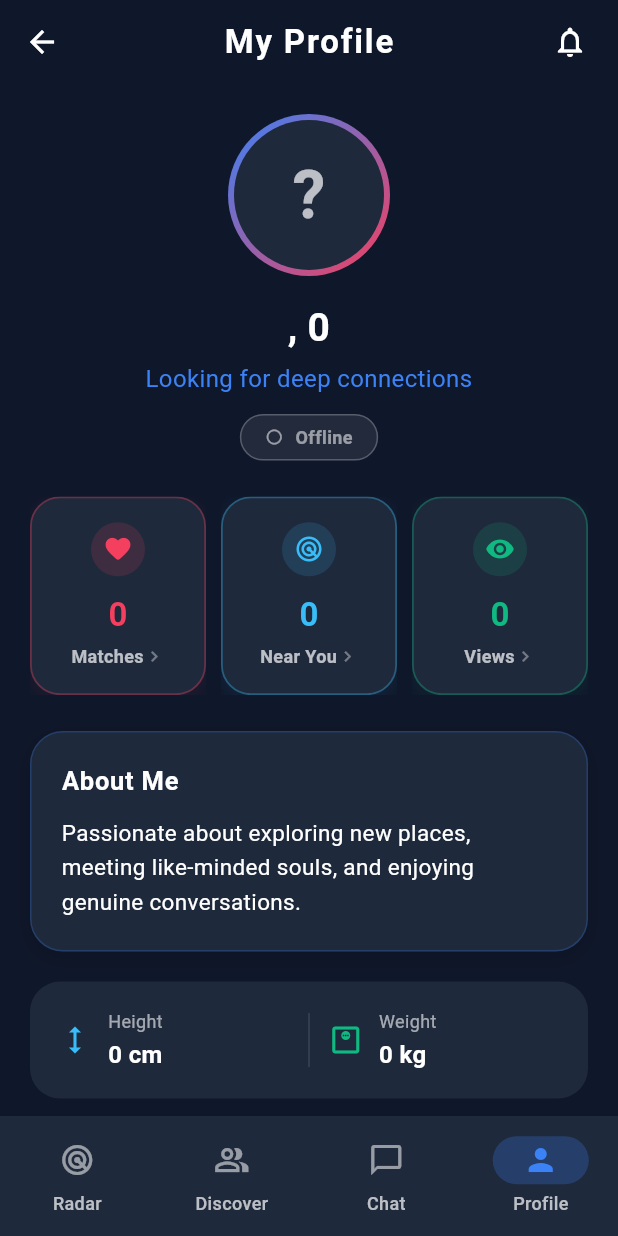
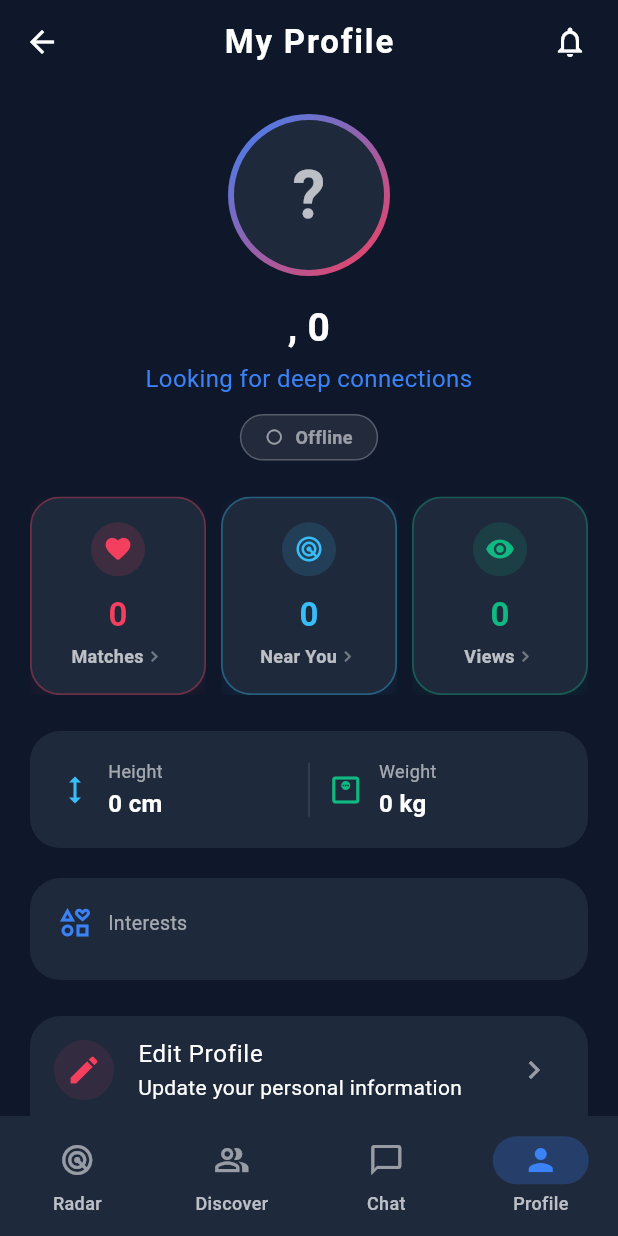
Before and after one commit to yong1412/soul_finder, a Flutter app: the MainNavigationScreen screen opened directly with empty values, item 4 of the bottom bar chosen, on a phone screen of 412 x 824 dp. Run offline on Flutter 3.47's test engine with Material 3 defaults, Android fonts, the phone set to English and light mode, and no system bars; our stand-ins replace cloud_firestore, firebase_auth, firebase_core, flutter_map, geolocator, google_maps_flutter and 2 more; missing offline and left inert: media_kit, media_kit_video; accounts and stored records are empty.

Commit message:
update on profile

```diff
--- a/lib/views/nearby_users_list_view.dart
+++ b/lib/views/nearby_users_list_view.dart
@@ -107,6 +107,7 @@ class _NearbyUsersListViewState extends State<NearbyUsersListView> {
   Widget _buildFilterChip(String key, String label, IconData icon, Color themeColor) {
     final isSelected = _activeFilter == key;
     return ChoiceChip(
+      showCheckmark: false,
       avatar: Icon(
         icon,
         size: 16,
--- a/lib/views/public_user_profile_view.dart
+++ b/lib/views/public_user_profile_view.dart
@@ -288,7 +288,7 @@ class _PublicUserProfileViewState extends State<PublicUserProfileView> {
             ),
           ],
           const SizedBox(height: 20),
-          // Dedicated "About Me" Card
+          // Dedicated "Bio" Card
           Container(
             width: double.infinity,
             padding: const EdgeInsets.all(20),
@@ -311,7 +311,7 @@ class _PublicUserProfileViewState extends State<PublicUserProfileView> {
               crossAxisAlignment: CrossAxisAlignment.start,
               children: [
                 const Text(
-                  'About Me',
+                  'Bio',
                   style: TextStyle(
                     fontSize: 17,
                     fontWeight: FontWeight.bold,
--- a/lib/views/user_dashboard_view.dart
+++ b/lib/views/user_dashboard_view.dart
@@ -770,11 +770,6 @@ class UserDashboardView extends StatelessWidget {
 
           const SizedBox(height: 24),
 
-          // Dedicated "About Me" Card
-          _buildAboutMeCard(user, theme, context),
-
-          const SizedBox(height: 20),
-
           // Height & Weight Card (if specified)
           if (user.heightCm != null || user.weightKg != null) ...[
             Container(
@@ -1022,51 +1017,5 @@ class UserDashboardView extends StatelessWidget {
     );
   }
 
-  Widget _buildAboutMeCard(UserProfile user, ColorScheme theme, BuildContext context) {
-    final bioText = user.bio.trim().isEmpty
-        ? 'Passionate about exploring new places, meeting like-minded souls, and enjoying genuine conversations.'
-        : user.bio.trim();
 
-    return Container(
-      width: double.infinity,
-      padding: const EdgeInsets.all(20),
-      decoration: BoxDecoration(
-        color: theme.surface,
-        borderRadius: BorderRadius.circular(22),
-        border: Border.all(
-          color: theme.primary.withValues(alpha: 0.25),
-          width: 1,
-        ),
-        boxShadow: [
-          BoxShadow(
-            color: Colors.black.withValues(alpha: 0.15),
-            blurRadius: 10,
-            offset: const Offset(0, 4),
-          ),
-        ],
-      ),
-      child: Column(
-        crossAxisAlignment: CrossAxisAlignment.start,
-        children: [
-          const Text(
-            'About Me',
-            style: TextStyle(
-              fontSize: 17,
-              fontWeight: FontWeight.bold,
-              letterSpacing: 0.5,
-            ),
-          ),
-          const SizedBox(height: 12),
-          Text(
-            bioText,
-            style: const TextStyle(
-              fontSize: 15,
-              height: 1.5,
-              color: Colors.white,
-            ),
-          ),
-        ],
-      ),
-    );
-  }
 }
```
Also changed, not shown: pubspec.lock.
